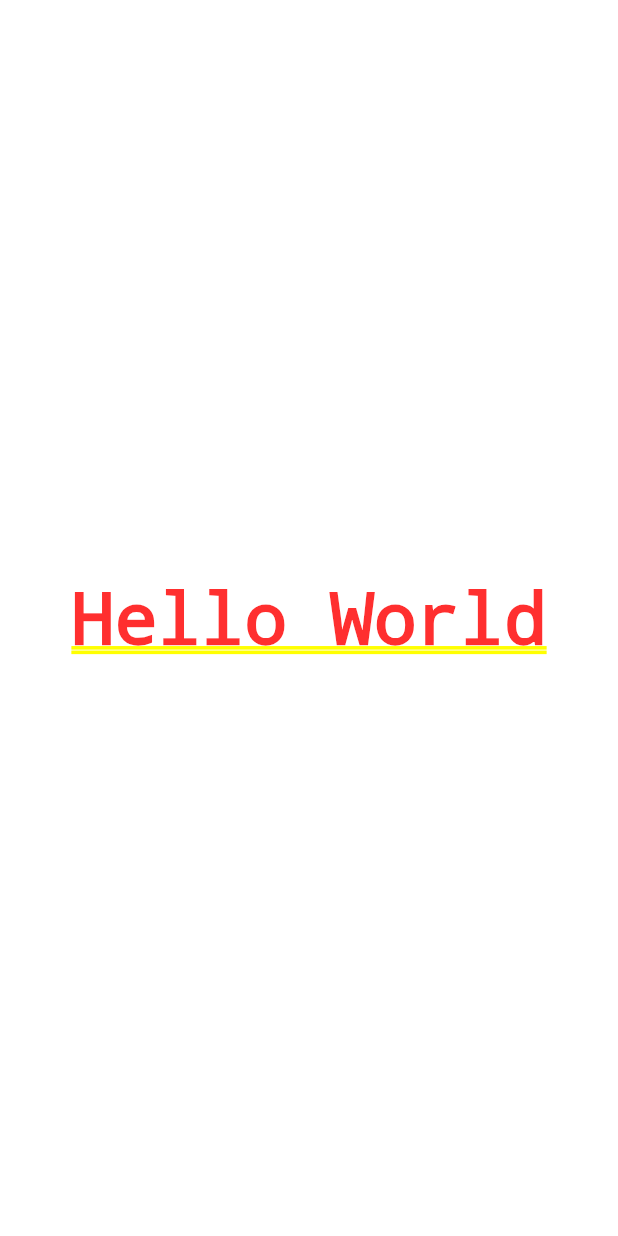
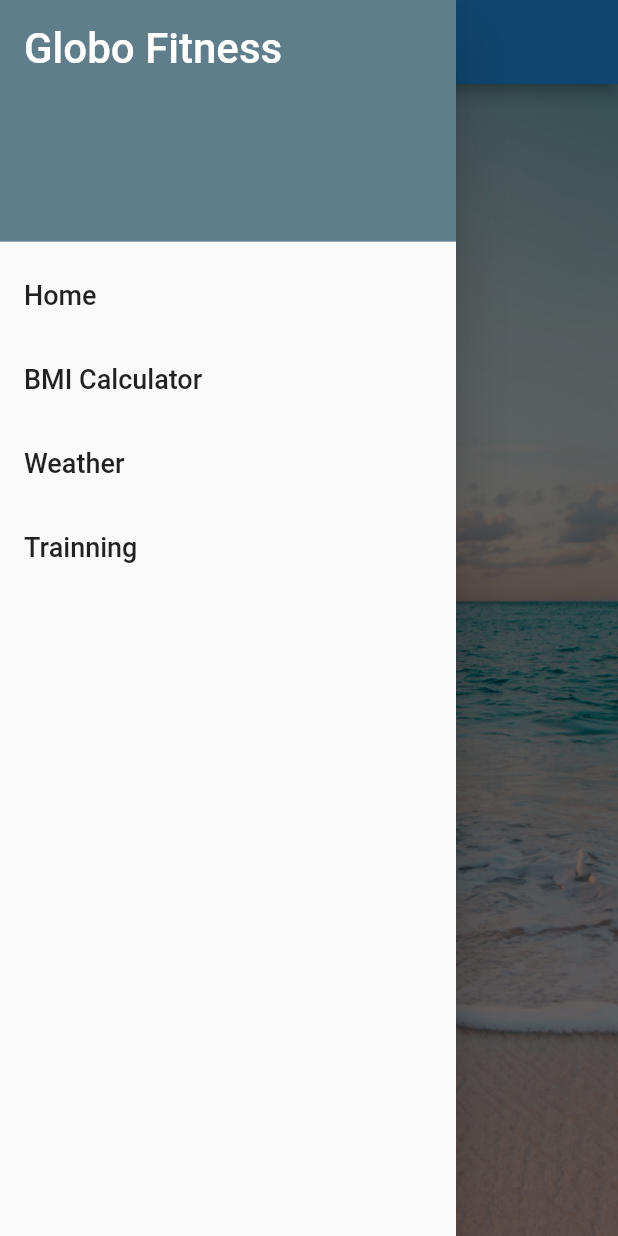
Before and after one commit to dpocheronOnePoint/Flutter_Globo_Fitness, a Flutter app: the screen it shows after launch, with the side drawer open (before the commit the screen has no drawer), on a phone screen of 412 x 824 dp. Run offline on Flutter 3.47's test engine with Material 2 defaults, Android fonts, the phone set to English and light mode, and no system bars.

Commit message:
Add background Image && Add Drawer Menu

```diff
--- a/lib/main.dart
+++ b/lib/main.dart
@@ -1,4 +1,5 @@
 import 'package:flutter/material.dart';
+import 'package:flutter_globo_fitness/screens/intro_screen.dart';
 
 void main() {
   runApp(const GlobeApp());
@@ -10,8 +11,7 @@ class GlobeApp extends StatelessWidget {
   @override
   Widget build(BuildContext context) {
     return const MaterialApp(
-        home: Center(
-      child: Text('Hello World'),
-    ));
+      home: IntroScreen(),
+    );
   }
 }
--- /dev/null
+++ b/lib/screens/intro_screen.dart
@@ -0,0 +1,45 @@
+import 'package:flutter/material.dart';
+import 'package:flutter_globo_fitness/shared/menu_drawer.dart';
+
+class IntroScreen extends StatelessWidget {
+  const IntroScreen({Key? key}) : super(key: key);
+
+  @override
+  Widget build(BuildContext context) {
+    return Scaffold(
+      appBar: AppBar(
+        title: const Text('Globo Fitness'),
+      ),
+      drawer: const MenuDrawer(),
+      body: Container(
+        decoration: const BoxDecoration(
+          image: DecorationImage(
+            image: AssetImage('assets/beach.jpg'),
+            fit: BoxFit.cover,
+          ),
+        ),
+        child: Center(
+          child: Container(
+            padding: const EdgeInsets.all(24),
+            decoration: const BoxDecoration(
+                borderRadius: BorderRadius.all(Radius.circular(20)),
+                color: Colors.white70),
+            child: const Text(
+              'Mon texte',
+              textAlign: TextAlign.center,
+              style: TextStyle(
+                fontSize: 22,
+                shadows: [
+                  Shadow(
+                      offset: Offset(1.0, 1.0),
+                      blurRadius: 2.0,
+                      color: Colors.grey)
+                ],
+              ),
+            ),
+          ),
+        ),
+      ),
+    );
+  }
+}
--- /dev/null
+++ b/lib/shared/menu_drawer.dart
@@ -0,0 +1,47 @@
+import 'package:flutter/material.dart';
+
+class MenuDrawer extends StatelessWidget {
+  const MenuDrawer({Key? key}) : super(key: key);
+
+  @override
+  Widget build(BuildContext context) {
+    return Drawer(
+      child: ListView(
+        children: buildMenuItems(context),
+      ),
+    );
+  }
+
+  List<Widget> buildMenuItems(BuildContext context) {
+    final List<String> menuTitles = [
+      'Home',
+      'BMI Calculator',
+      'Weather',
+      'Trainning'
+    ];
+
+    List<Widget> menuItems = [];
+
+    menuItems.add(
+      const DrawerHeader(
+        decoration: BoxDecoration(color: Colors.blueGrey),
+        child: Text(
+          'Globo Fitness',
+          style: TextStyle(color: Colors.white, fontSize: 28),
+        ),
+      ),
+    );
+
+    for (var menuTitle in menuTitles) {
+      menuItems.add(
+        ListTile(
+          title: Text(
+            menuTitle,
+            style: const TextStyle(fontSize: 18),
+          ),
+        ),
+      );
+    }
+    return menuItems;
+  }
+}
--- a/pubspec.yaml
+++ b/pubspec.yaml
@@ -58,8 +58,8 @@ flutter:
   uses-material-design: true
 
   # To add assets to your application, add an assets section, like this:
-  # assets:
-  #   - images/a_dot_burr.jpeg
+  assets:
+    - assets/
   #   - images/a_dot_ham.jpeg
 
   # An image asset can refer to one or more resolution-specific "variants", see
```
Also changed, not shown: assets/beach.jpg (added).
